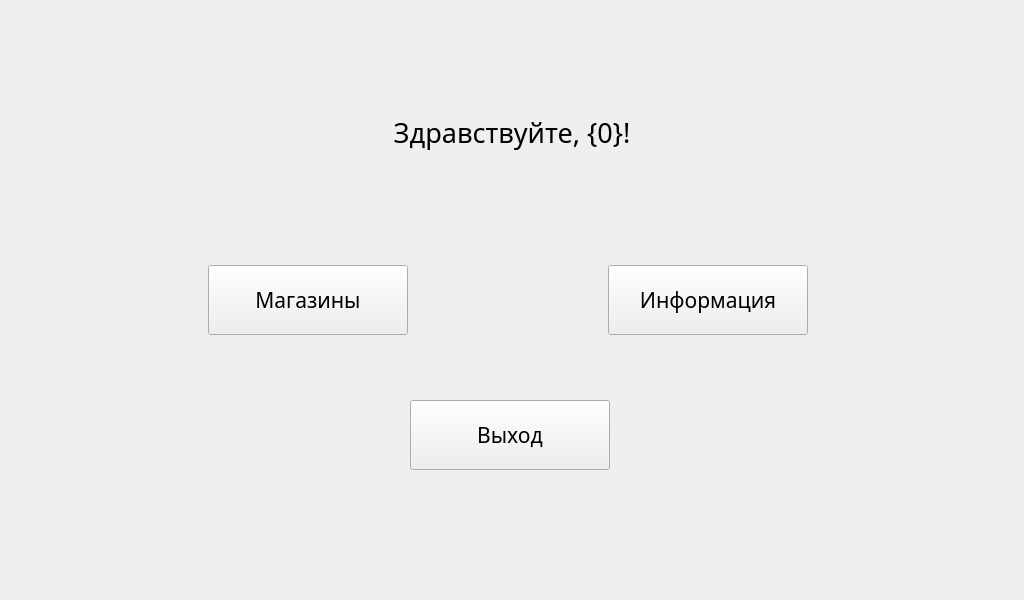
The window that Robot/design/ui/user/main_menu.ui (NikshetSteh/TransportationEngineers) describes before a commit, drawn with Qt 5.
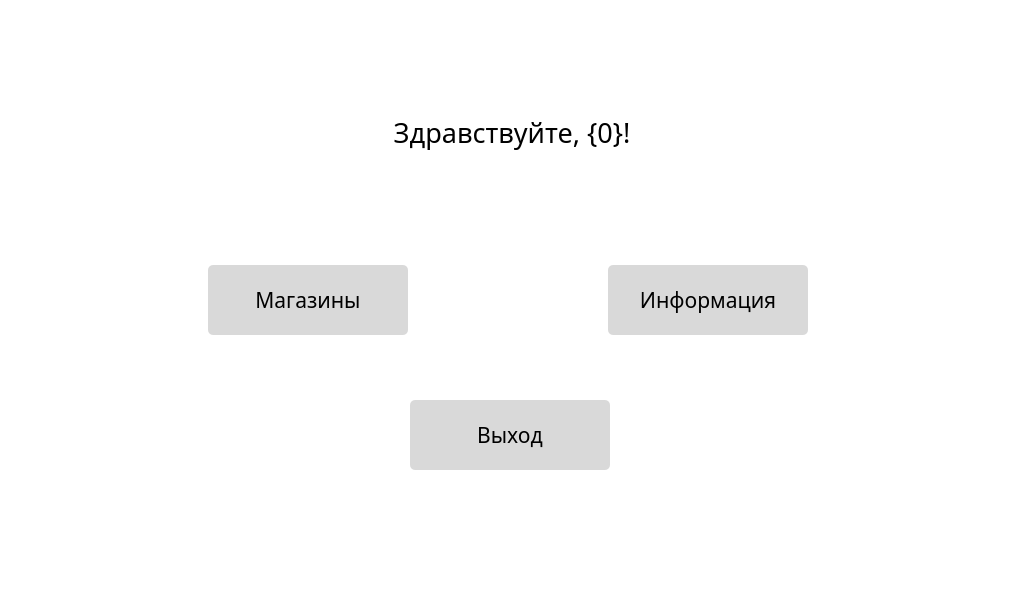
The same window after the commit.

```diff
--- a/Robot/design/ui/user/main_menu.ui
+++ b/Robot/design/ui/user/main_menu.ui
@@ -13,6 +13,9 @@
   <property name="windowTitle">
    <string>MainWindow</string>
   </property>
+  <property name="styleSheet">
+   <string notr="true">background-color: white;</string>
+  </property>
   <widget class="QWidget" name="centralwidget">
    <widget class="QPushButton" name="pushButton">
     <property name="geometry">
@@ -29,6 +32,10 @@
       <pointsize>16</pointsize>
      </font>
     </property>
+    <property name="styleSheet">
+     <string notr="true">background: #d9d9d9;
+border-radius: 5px;</string>
+    </property>
     <property name="text">
      <string>Магазины</string>
     </property>
@@ -48,6 +55,10 @@
       <pointsize>16</pointsize>
      </font>
     </property>
+    <property name="styleSheet">
+     <string notr="true">background: #d9d9d9;
+border-radius: 5px;</string>
+    </property>
     <property name="text">
      <string>Информация</string>
     </property>
@@ -89,6 +100,10 @@
       <pointsize>16</pointsize>
      </font>
     </property>
+    <property name="styleSheet">
+     <string notr="true">background: #d9d9d9;
+border-radius: 5px;</string>
+    </property>
     <property name="text">
      <string>Выход</string>
     </property>
```
